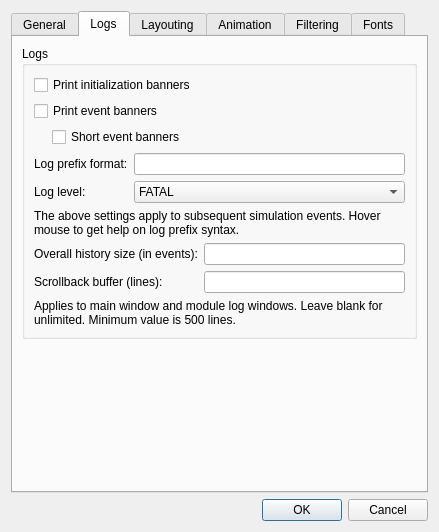
omnetpp/omnetpp, file src/qtenv/preferencesdialog.ui: the form before one commit.
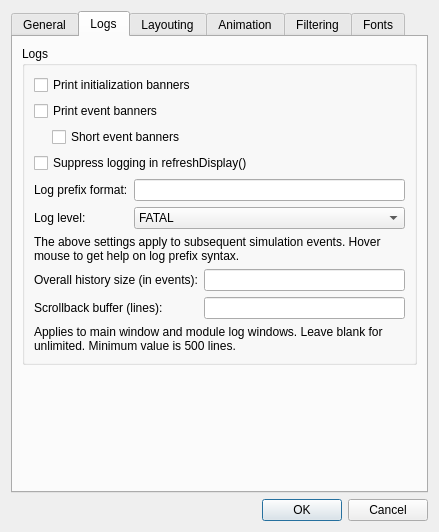
The form after the commit. The open tabs and pages were chosen to show the change.

Commit message: qtenv: Add an option to disable logging from refreshDisplay().

```diff
--- a/src/qtenv/preferencesdialog.ui
+++ b/src/qtenv/preferencesdialog.ui
@@ -184,6 +184,13 @@
             </item>
            </layout>
           </item>
+          <item>
+           <widget class="QCheckBox" name="noLoggingRefreshDisplay">
+            <property name="text">
+             <string>Suppress logging in refreshDisplay()</string>
+            </property>
+           </widget>
+          </item>
           <item>
            <layout class="QGridLayout" name="gridLayout_2">
             <item row="0" column="0">
```
The commit also changes 3 other files.
